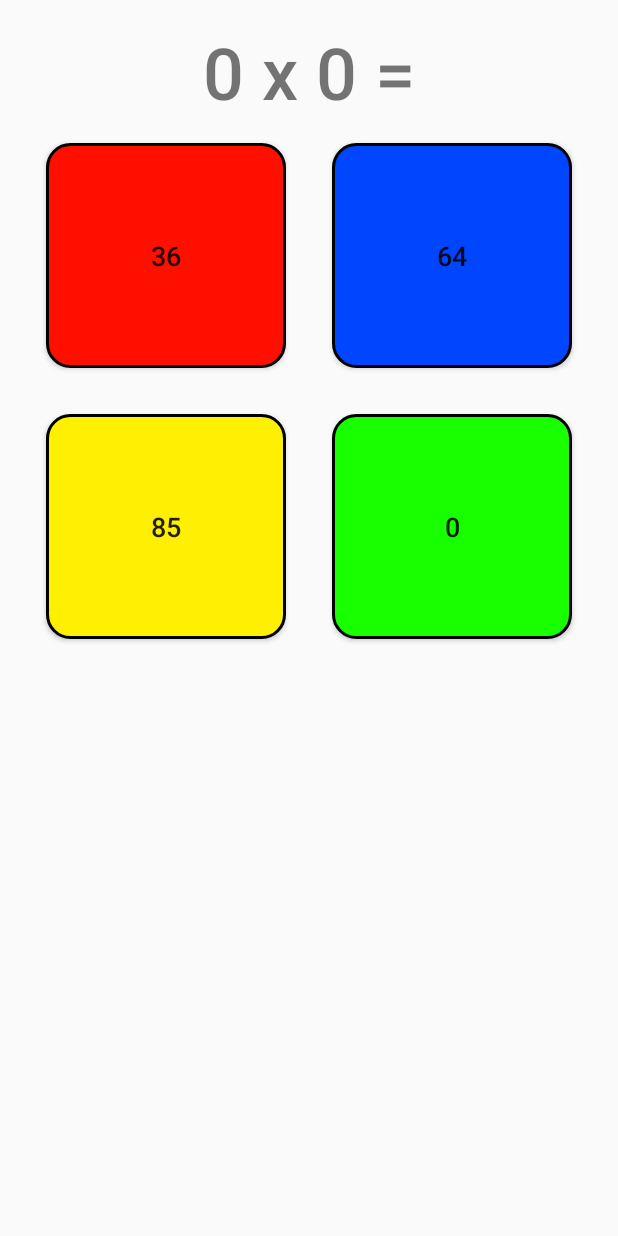
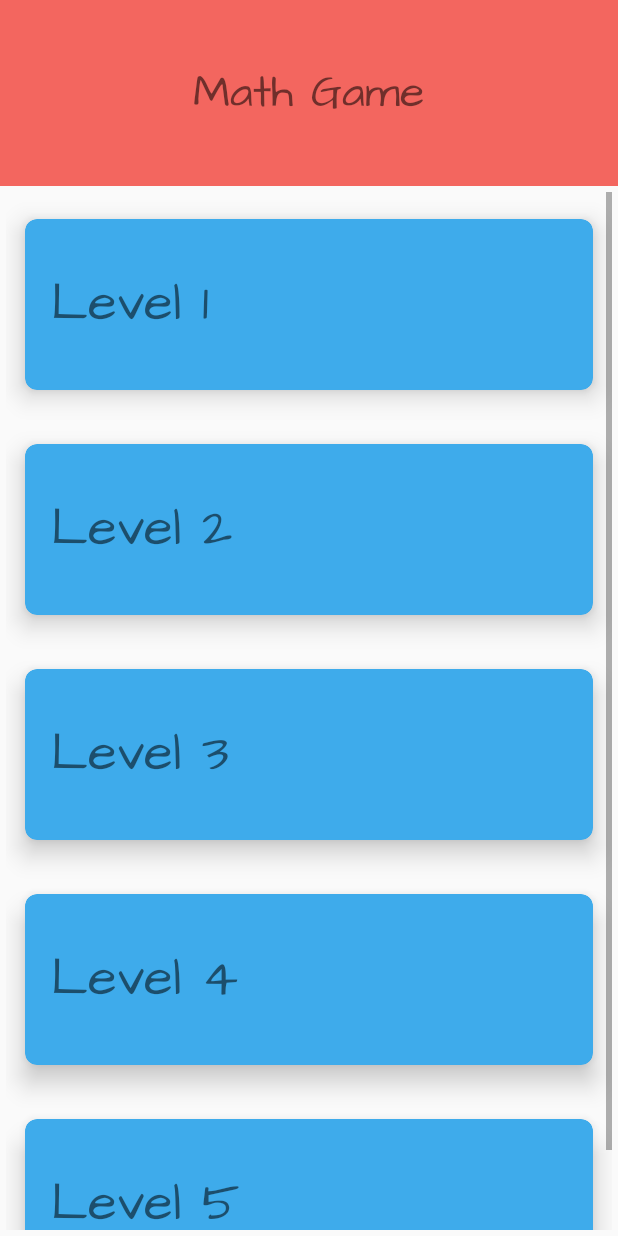
Before and after one commit to TheOnlyJVH/WILLProject, an Android app: the MathMenuActivity screen opened directly, with no data from a screen before it, on a phone screen of 412 x 824 dp. Run offline under Robolectric (Android 15) with nearby library versions, the phone set to English and light mode, and no system bars.

Commit message:
Some fixes and efficiency changes done to the Math game.

```diff
--- a/app/src/main/AndroidManifest.xml
+++ b/app/src/main/AndroidManifest.xml
@@ -24,6 +24,7 @@
         <activity android:name=".Login" />
         <activity android:name=".Home" />
         <activity android:name=".MathMenuActivity" />
+        <activity android:name=".MathGame" />
         <activity android:name=".MainActivity">
             <intent-filter>
                 <action android:name="android.intent.action.MAIN" />
--- a/app/src/main/java/com/higher/login_register_home/MathMenuActivity.java
+++ b/app/src/main/java/com/higher/login_register_home/MathMenuActivity.java
@@ -1,179 +1,72 @@
 package com.higher.login_register_home;
 
-import android.graphics.LightingColorFilter;
+import androidx.appcompat.app.AppCompatActivity;
+import androidx.recyclerview.widget.LinearLayoutManager;
+import androidx.recyclerview.widget.RecyclerView;
+
+import android.content.Intent;
 import android.os.Bundle;
-import android.view.View;
-import android.widget.Button;
-import android.widget.Switch;
-import android.widget.TextView;
 import android.widget.Toast;
 
-import androidx.appcompat.app.AppCompatActivity;
-
-import com.higher.login_register_home.MathGame;
-import com.higher.login_register_home.QuestAndAns;
+import com.higher.login_register_home.Adapters.LevelAdapter;
 
 import java.util.ArrayList;
-import java.util.Arrays;
-import java.util.List;
-import java.util.Random;
 
+public class MathMenuActivity extends AppCompatActivity {
 
-public class MathMenuActivity extends AppCompatActivity
-{
-    private Random rand  = new Random();
-    private Button button1,button2,button3,button4;
-    private MathGame m = new MathGame();
-    private QuestAndAns temp =  m.createQuestionAndAnswers();
+    //Components
+    private RecyclerView recyclerView;
 
+    //Components
+    private LevelAdapter adapter;
+    //private RecyclerView.LayoutManager layoutManager;
+
+    //Variables
+    private int numLevels = 5;
+    private ArrayList<String> levels;
 
     @Override
-    protected void onCreate(Bundle savedInstanceState)
+    protected void onCreate(Bundle savedInstanceState) {
+        super.onCreate(savedInstanceState);
+        setContentView(R.layout.activity_math_game_menu);
+
+        setVariables();
+        createList();
+    }
+
+    public void setVariables()
     {
-        super.onCreate(savedInstanceState);
-        setContentView(R.layout.activity_math_menu);
+        levels = new ArrayList<>();
+        recyclerView = findViewById(R.id.recLevel);
+    }
 
-        m.setLevel(1);
-        m.setOperator(true,true,true,true);
+    private void createList() {
+        int count = 1;
+        for (int i = 0; i < numLevels; i++){
+            levels.add("Level " + count);
+            count++;
+        }
+        buildRecyclerView();
+    }
 
+    private void buildRecyclerView()
+    {
+        recyclerView.setHasFixedSize(true);
+        //layoutManager = new LinearLayoutManager(this); //May cause problems
+        adapter = new LevelAdapter(levels);
 
-        button1 = findViewById(R.id.button1);
-        button2 = findViewById(R.id.button2);
-        button3 = findViewById(R.id.button3);
-        button4 = findViewById(R.id.button4);
+        recyclerView.setLayoutManager(new LinearLayoutManager(this));
+        recyclerView.setAdapter(adapter);
 
-        button1.setOnClickListener(new View.OnClickListener()
-        {
-
+        adapter.setOnLevelClickListener(new LevelAdapter.onLevelClickListener() {
             @Override
-            public void onClick(View v)
+            public void onLevelClick(int position)
             {
-                if(String.valueOf(button1.getText()).compareTo(String.valueOf(temp.answer)) == 0)
-                {
-                    Toast.makeText(MathMenuActivity.this, "correct", Toast.LENGTH_SHORT).show();
-                }
-                else
-                {
-                    Toast.makeText(MathMenuActivity.this, "wrong", Toast.LENGTH_SHORT).show();
-                }
-
-                temp =  m.createQuestionAndAnswers();
-                update();
+                int level = position + 1;
+                Intent i = new Intent(MathMenuActivity.this, MathGame.class);
+                i.putExtra("Level", level);
+                startActivity(i);
             }
         });
-
-        button2.setOnClickListener(new View.OnClickListener()
-        {
-
-            @Override
-            public void onClick(View v)
-            {
-                if(String.valueOf(button2.getText()).compareTo(String.valueOf(temp.answer)) == 0)
-                {
-                    Toast.makeText(MathMenuActivity.this, "correct", Toast.LENGTH_SHORT).show();
-                }
-                else
-                {
-                    Toast.makeText(MathMenuActivity.this, "wrong", Toast.LENGTH_SHORT).show();
-                }
-
-                temp =  m.createQuestionAndAnswers();
-                update();
-            }
-        });
-
-        button3.setOnClickListener(new View.OnClickListener()
-        {
-
-            @Override
-            public void onClick(View v)
-            {
-                if(String.valueOf(button3.getText()).compareTo(String.valueOf(temp.answer)) == 0)
-                {
-                    Toast.makeText(MathMenuActivity.this, "correct", Toast.LENGTH_SHORT).show();
-                }
-                else
-                {
-                    Toast.makeText(MathMenuActivity.this, "wrong", Toast.LENGTH_SHORT).show();
-                }
-
-                temp =  m.createQuestionAndAnswers();
-                update();
-            }
-        });
-
-        button4.setOnClickListener(new View.OnClickListener()
-        {
-
-            @Override
-            public void onClick(View v)
-            {
-                if(String.valueOf(button4.getText()).compareTo(String.valueOf(temp.answer)) == 0)
-                {
-                    Toast.makeText(MathMenuActivity.this, "correct", Toast.LENGTH_SHORT).show();
-                }
-                else
-                {
-                    Toast.makeText(MathMenuActivity.this, "wrong", Toast.LENGTH_SHORT).show();
-                }
-
-                temp =  m.createQuestionAndAnswers();
-                update();
-            }
-        });
-
-        update();
-
     }
-
-    private void update()
-    {
-        ArrayList<Integer> colors = new ArrayList<Integer>();
-        colors.add(R.drawable.button_red);
-        colors.add(R.drawable.button_green);
-        colors.add(R.drawable.button_blue);
-        colors.add(R.drawable.button_yello);
-
-
-        ArrayList<Integer> choices = new ArrayList<Integer>();
-        choices.add(temp.getAnswer());
-        choices.add(rand.nextInt(100));
-        choices.add(rand.nextInt(100));
-        choices.add(rand.nextInt(100));
-
-        final TextView question = findViewById(R.id.textView);
-        question.setText(temp.getQuestion());
-
-        int color1 = rand.nextInt(colors.size());
-        int num1 = rand.nextInt(choices.size());
-        button1.setBackgroundResource(colors.get(color1));
-        colors.remove(color1);
-        button1.setText(String.valueOf(choices.get(num1)));
-        choices.remove(num1);
-
-
-        int color2 = rand.nextInt(colors.size());
-        int num2 = rand.nextInt(choices.size());
-        button2.setBackgroundResource(colors.get(color2));
-        colors.remove(color2);
-        button2.setText(String.valueOf(choices.get(num2)));//temp.getWrongAnswers()
-        choices.remove(num2);
-
-
-        int color3 = rand.nextInt(colors.size());
-        int num3 = rand.nextInt(choices.size());
-        button3.setBackgroundResource(colors.get(color3));
-        colors.remove(color3);
-        button3.setText(String.valueOf(choices.get(num3)));//temp.getWrongAnswers()
-        choices.remove(num3);
-
-
-        int color4 = rand.nextInt(colors.size());
-        int num4 = rand.nextInt(choices.size());
-        button4.setBackgroundResource(colors.get(color4));
-        colors.remove(color4);
-        button4.setText(String.valueOf(choices.get(num4)));//temp.getWrongAnswers()
-        choices.remove(num4);
-    }
-
 }
--- a/app/src/main/res/layout/activity_math_menu.xml
+++ b/app/src/main/res/layout/activity_math_game.xml
@@ -25,7 +25,7 @@
             android:layout_width="wrap_content"
             android:textSize="18sp"
             android:text="press me"
-            android:id="@+id/button1"
+            android:id="@+id/topLeft"
             android:background="@drawable/button"
             android:layout_weight="1"
             android:layout_margin="15dp"/>
@@ -35,7 +35,7 @@
             android:layout_width="wrap_content"
             android:textSize="18sp"
             android:text="press me"
-            android:id="@+id/button2"
+            android:id="@+id/topRight"
             android:background="@drawable/button"
             android:layout_weight="1"
             android:layout_margin="15dp"/>
@@ -53,7 +53,7 @@
             android:layout_width="wrap_content"
             android:textSize="18sp"
             android:text="press me"
-            android:id="@+id/button3"
+            android:id="@+id/bottomLeft"
             android:background="@drawable/button"
             android:layout_weight="1"
             android:layout_margin="15dp"/>
@@ -63,7 +63,7 @@
             android:layout_width="wrap_content"
             android:textSize="18sp"
             android:text="press me"
-            android:id="@+id/button4"
+            android:id="@+id/bottomRight"
             android:background="@drawable/button"
             android:layout_weight="1"
             android:layout_margin="15dp"/>
--- /dev/null
+++ b/app/src/main/res/layout/activity_math_game_menu.xml
@@ -0,0 +1,41 @@
+<?xml version="1.0" encoding="utf-8"?>
+<LinearLayout xmlns:android="http://schemas.android.com/apk/res/android"
+    xmlns:app="http://schemas.android.com/apk/res-auto"
+    xmlns:tools="http://schemas.android.com/tools"
+    android:layout_width="match_parent"
+    android:layout_height="match_parent"
+    tools:context=".ShapeMatchMenu"
+    android:orientation="vertical">
+
+    <RelativeLayout
+        android:layout_width="match_parent"
+        android:layout_height="match_parent"
+        android:layout_weight=".85"
+        android:background="#f3665f">
+
+        <TextView
+            android:id="@+id/textView2"
+            android:layout_width="wrap_content"
+            android:layout_height="wrap_content"
+            android:layout_centerInParent="true"
+            android:fontFamily="@font/architects_daughter"
+            android:text="Math Game"
+            android:textSize="30dp" />
+    </RelativeLayout>
+
+    <RelativeLayout
+        android:layout_weight=".15"
+        android:layout_width="match_parent"
+        android:layout_height="match_parent">
+
+        <androidx.recyclerview.widget.RecyclerView
+            android:id="@+id/recLevel"
+            android:layout_width="match_parent"
+            android:layout_height="match_parent"
+            android:layout_alignParentEnd="true"
+            android:padding="4dp"
+            android:scrollbars="vertical">
+
+        </androidx.recyclerview.widget.RecyclerView>
+    </RelativeLayout>
+</LinearLayout>
```
Also changed, not shown: app/src/main/java/com/higher/login_register_home/MathGame.java (+202 -17 lines).
